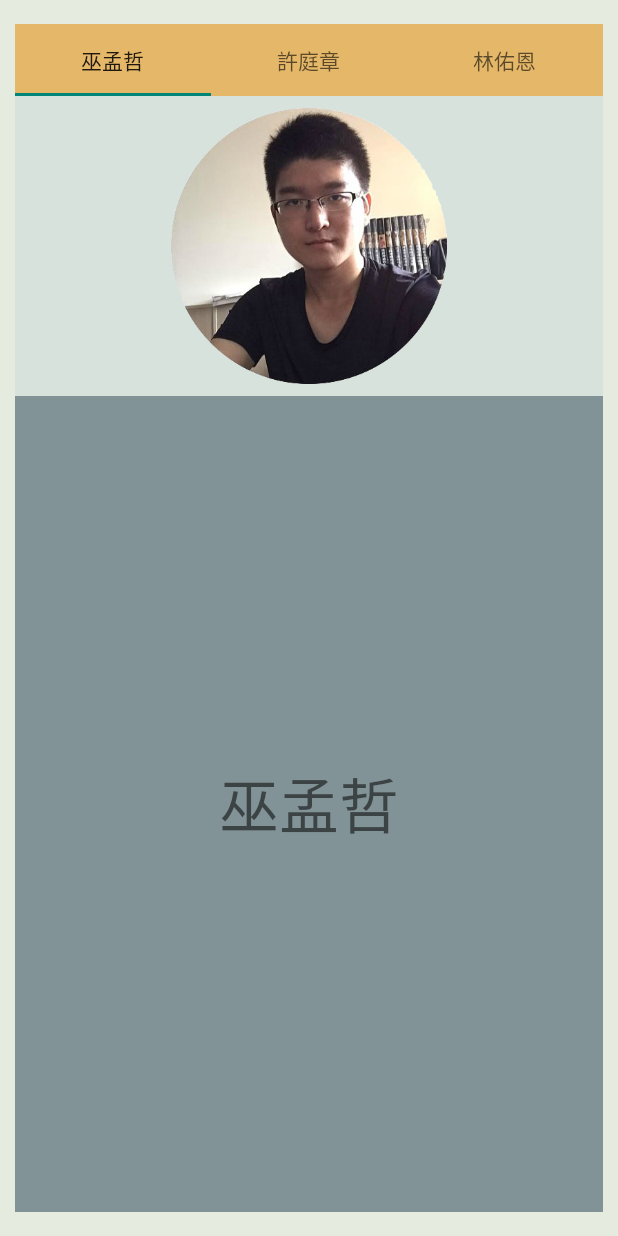
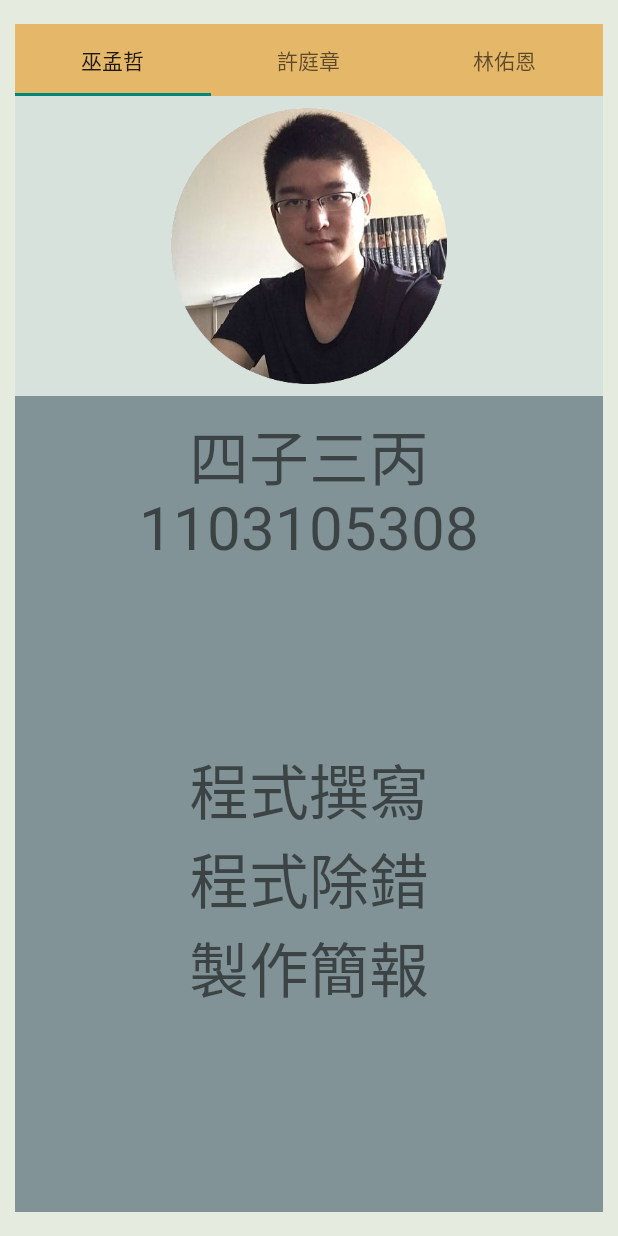
Before and after one commit to linyon/PhotoShot, an Android app: the AboutUs screen opened directly, with no data from a screen before it, on a phone screen of 412 x 824 dp. Run offline under Robolectric (Android 15) with nearby library versions, the phone set to English and light mode, and no system bars.

Commit message:
20161226

```diff
--- a/app/src/main/java/com/example/linyon/photoshot/AboutUs.java
+++ b/app/src/main/java/com/example/linyon/photoshot/AboutUs.java
@@ -15,6 +15,8 @@ public class AboutUs extends Activity{
     private android.support.design.widget.TabLayout mTabs;
     private ViewPager mViewPager;
     private String[] members = {"巫孟哲","許庭章","林佑恩"};
+    private String[] numbers = {"1103105308","1103105331","1103105336"};
+    private String[] work = {"程式撰寫\n程式除錯\n製作簡報","介面設計\n程式撰寫\n製作簡報","介面設計\n程式撰寫\n程式除錯"};
     private ImageView img_members;
     private int[] imgIds = {
             R.mipmap.member08, R.mipmap.member31,R.mipmap.member36,
@@ -74,8 +76,10 @@ public class AboutUs extends Activity{
                     container, false);
             container.addView(view);
             img_members = (ImageView) view.findViewById(R.id.item_img);
-            TextView title = (TextView) view.findViewById(R.id.item_title);
-            title.setText(members[position]);
+            TextView number = (TextView) view.findViewById(R.id.item_number);
+            TextView self_work = (TextView) view.findViewById(R.id.item_work);
+            number.setText(numbers[position]);
+            self_work.setText(work[position]);
             Log.i("imgIds",String.valueOf(position));
             img_members.setImageResource(imgIds[position]);
             return view;
--- a/app/src/main/java/com/example/linyon/photoshot/ChooseMode.java
+++ b/app/src/main/java/com/example/linyon/photoshot/ChooseMode.java
@@ -100,7 +100,6 @@ public class ChooseMode extends Activity {
         mListView.setOnItemClickListener(new AdapterView.OnItemClickListener() {
             @Override
             public void onItemClick(AdapterView<?> adapterView, View view, int position, long l) {
-                //Toast.makeText(ChooseMode.this, "選擇"+String.valueOf(position), Toast.LENGTH_SHORT).show();
                 switch (position) {
                     case 0: // 懷舊
                         bm_1 = PhotoMode.oldRemeber(bm);
--- a/app/src/main/java/com/example/linyon/photoshot/MainActivity.java
+++ b/app/src/main/java/com/example/linyon/photoshot/MainActivity.java
@@ -101,11 +101,6 @@ public class MainActivity extends Activity implements View.OnClickListener{
         MainActivity.this.startActivity(intent);
     }
 
-    @SuppressWarnings("deprecation")
-    private void onActivityResult(Intent data) {
-
-    }
-
     @Override
     protected void onDestroy() {
         super.onDestroy();
--- a/app/src/main/java/com/example/linyon/photoshot/PhotoEdit.java
+++ b/app/src/main/java/com/example/linyon/photoshot/PhotoEdit.java
@@ -32,7 +32,7 @@ public class PhotoEdit extends Activity implements View.OnClickListener {
     public static final String FILE_PATH = "file_path";
     public static final String FILE_H = "file_h";
     public static final String FILE_W = "file_w";
-    public String filePath,fileName,fileH,fileW;// 需要编辑图片路径
+    public String filePath,fileName,fileH,fileW;
     Bitmap bm,bm_1;
     public int it=7;
     @Override
--- a/app/src/main/res/layout/viewpager.xml
+++ b/app/src/main/res/layout/viewpager.xml
@@ -16,7 +16,41 @@
         android:padding="8dp"
         />
 
-
+    <LinearLayout
+        android:layout_width="match_parent"
+        android:layout_height="match_parent"
+        android:background="#829397"
+        android:orientation="vertical"
+        android:padding="10dp"
+        >
+        <TextView
+            android:layout_width="match_parent"
+            android:layout_height="50dp"
+            android:text="四子三丙"
+            android:textSize="40sp"
+            android:gravity="center"
+            android:background="#829397"
+            />
+        <TextView
+            android:id="@+id/item_number"
+            android:layout_width="match_parent"
+            android:layout_height="50dp"
+            android:text="學號"
+            android:textSize="40sp"
+            android:gravity="center"
+            android:background="#829397"
+           />
+        <TextView
+            android:id="@+id/item_work"
+            android:layout_width="match_parent"
+            android:layout_height="match_parent"
+            android:text="工作分配"
+            android:textSize="40sp"
+            android:gravity="center"
+            android:background="#829397"
+            />
+    </LinearLayout>
+    <!--
     <TextView
         android:id="@+id/item_title"
         android:layout_width="match_parent"
@@ -26,6 +60,6 @@
         android:background="#829397"
         android:paddingLeft="20dp"
         android:paddingRight="20dp"
-        />
+        />-->
 
 </LinearLayout>
```
Also changed, not shown: app/src/main/java/com/example/linyon/photoshot/PhotoMode.java (+26 -63 lines).
